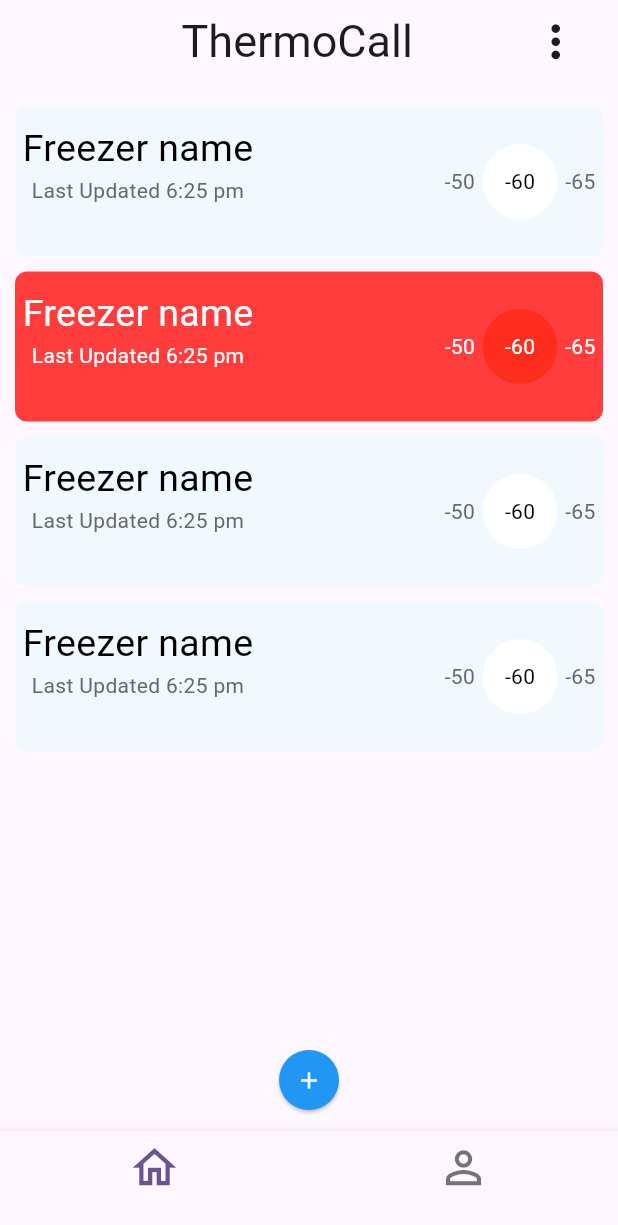
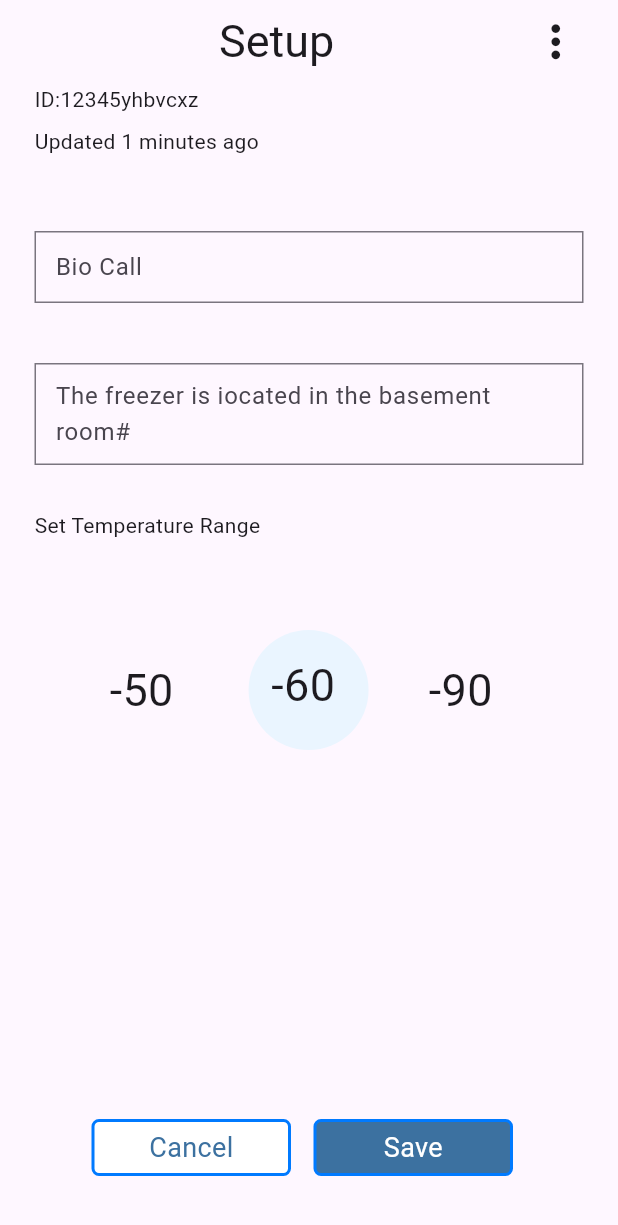
Before and after one commit to maniUZqqz/Thermocall, a Flutter app: the screen it shows after launch, on a phone screen of 412 x 824 dp. Shown: the top 1225 px of the screen. Run offline on Flutter 3.47's test engine with Material 3 defaults, Android fonts, the phone set to English and light mode, and no system bars; our stand-ins replace bloc, equatable, flutter_bloc, formz.

Commit message:
Add view_BlocProvider

```diff
--- /dev/null
+++ b/lib/home/view/add_device.dart
@@ -0,0 +1,192 @@
+import 'dart:ui';
+
+import 'package:flutter/cupertino.dart';
+import 'package:flutter/material.dart';
+import 'package:flutter/widgets.dart';
+import 'package:thermocall/login/view/button.dart';
+
+import 'buttom_add_device.dart';
+import 'more_vert.dart';
+
+class AddDevice extends StatefulWidget {
+
+  @override
+  State<AddDevice> createState() => _AddDeviceState();
+}
+
+class _AddDeviceState extends State<AddDevice> {
+  @override
+  Widget build(BuildContext context) {
+    return Device(
+        id: "12345yhbvcxz",
+        dataUpdated: "Updated 1 minutes ago",
+        minTemperature: "-50",
+        maxTemperature: "-90",
+        temperature: "-60",
+
+    );
+  }
+}
+
+class Device extends StatefulWidget {
+
+  String id ;
+  String dataUpdated ;
+  String temperature ;
+  String minTemperature ;
+  String maxTemperature ;
+
+
+
+  Device({
+    required this.id,
+    required this.dataUpdated,
+    required this.temperature,
+    required this.minTemperature ,
+    required this.maxTemperature ,
+  });
+
+  @override
+  State<Device> createState() => _DeviceState();
+}
+
+class _DeviceState extends State<Device> {
+  @override
+  Widget build(BuildContext context) {
+    return Scaffold(
+      appBar: AppBar(
+          title: Row(
+            children: [
+              Padding(
+                padding: EdgeInsets.only(
+                    left: 130
+                ),
+                child: Text(
+                  "Setup",
+                  style: TextStyle(fontSize: 30),
+                ),
+              ),
+              Spacer(),
+              IconButton(
+                  onPressed: () {
+                    MoreVert();
+                  },
+                  icon: Icon(
+                    Icons.more_vert,
+                    size: 35,
+                  )
+              )
+            ],
+          )
+      ),
+      body: Container(
+        child: Column(
+          children: [
+            Row(
+              children: [
+                Text('ID:'),
+                Text(widget.id)
+              ],
+            ),
+            Padding(
+                child:Text(widget.dataUpdated) ,
+                padding: EdgeInsets.only(right: 195,top: 8,bottom: 50)
+            ),
+            TextField(
+              decoration: InputDecoration(
+                contentPadding: EdgeInsets.all(10),
+                hintText:  "Bio Call",
+                border: OutlineInputBorder(
+                  borderRadius: BorderRadius.circular(0),
+                ),
+              ),
+            ),
+            Padding(
+                child: TextField(
+                  maxLines: null,
+                  decoration: InputDecoration(
+                    contentPadding: EdgeInsets.all(10),
+                    hintText:  "The freezer is iocated in the basement room#",
+                    border: OutlineInputBorder(
+                      borderRadius: BorderRadius.circular(0),
+                    ),
+                  ),
+                ),
+                padding: EdgeInsets.only(top: 40,bottom: 30)
+            ),
+            Text(
+                'Set Temperature Range'
+            ),
+            Padding(
+                child: Row(
+                  children: [
+                    Text(
+                        widget.minTemperature,
+                        style: TextStyle(
+                          fontSize: 30
+                        ),
+                    ),
+                    Padding(
+                    child:Container(
+                      child:  Text(
+                        widget.temperature,
+                        style: TextStyle(
+                            fontSize: 30
+                        ),
+                      ),
+                      width: 80,
+                      height: 80,
+                      padding: EdgeInsets.only(left: 15,top: 15),
+                      decoration: BoxDecoration(
+                          shape: BoxShape.circle,
+                          color: Color(0xffEAF5FF)
+                      ),
+                    ) ,
+                    padding:EdgeInsets.only(right: 40,left: 50),
+                  ),
+                    Text(
+                        widget.maxTemperature,
+                        style: TextStyle(
+                          fontSize: 30
+                      ),
+                    )
+                  ],
+                ),
+                padding: EdgeInsets.only(top: 60,left: 50)
+            ),
+            const Spacer(),
+            Row(
+              children: [
+                Padding(
+                    child: InkWell(
+                      child: ButtomAdd(
+                        textColor: Color(0xff3C71A0),
+                        buttonColor: Colors.white,
+                        textInButton: "Cancel",
+                      ),
+                      onTap: (){},
+                    ),
+                    padding: EdgeInsets.only(right: 15,left: 38)
+                ),
+                InkWell(
+                  child: ButtomAdd(
+                    textColor: Colors.white,
+                    buttonColor: Color(0xff3C71A0),
+                    textInButton: "Save",
+                  ),
+                  onTap: (){},
+                )
+              ],
+            )
+          ],
+          crossAxisAlignment: CrossAxisAlignment.start,
+        ),
+        padding: EdgeInsets.only(
+          left: 23,
+          right: 23,
+          bottom: 40
+        ),
+      ),
+    );
+  }
+}
--- /dev/null
+++ b/lib/home/view/buttom_add_device.dart
@@ -0,0 +1,47 @@
+import 'package:flutter/cupertino.dart';
+
+
+class ButtomAdd extends StatefulWidget {
+
+
+  String textInButton ;
+  Color buttonColor ;
+  Color  textColor ;
+
+  ButtomAdd({
+    super.key,
+    required this.textInButton,
+    required this.textColor,
+    required this.buttonColor,
+  });
+
+  @override
+  State<ButtomAdd> createState() => _ButtomAddState();
+}
+
+class _ButtomAddState extends State<ButtomAdd> {
+  @override
+  Widget build(BuildContext context) {
+    return Container(
+      child: Center(
+        child: Text(
+          widget.textInButton,
+          style: TextStyle(
+              color: widget.textColor,
+              fontSize: 18
+          ),
+        ),
+      ),
+      decoration: BoxDecoration(
+          color: widget.buttonColor,
+          borderRadius: BorderRadius.circular(5),
+          border: Border.all(
+              color: CupertinoColors.activeBlue,
+              width: 2
+          )
+      ),
+      height: 38,
+      width: 133,
+    );
+  }
+}
--- a/lib/home/view/home.dart
+++ b/lib/home/view/home.dart
@@ -1,48 +1,19 @@
 import 'package:flutter/cupertino.dart';
-import 'package:flutter/material.dart';
-import 'package:flutter/widgets.dart';
-import 'package:thermocall/home/view/more_vert.dart';
+
 import 'add_item.dart';
 import 'freezer.dart';
 
-class HomeApp extends StatefulWidget {
-  const HomeApp({super.key});
-  @override
-  State<HomeApp> createState() => _HomeAppState();
-}
-class _HomeAppState extends State<HomeApp> {
-
-  int _currentIndex = 0 ;
+class Home extends StatefulWidget {
+  const Home({super.key});
 
   @override
+  State<Home> createState() => _HomeState();
+}
+
+class _HomeState extends State<Home> {
+  @override
   Widget build(BuildContext context) {
-    return Scaffold(
-      appBar: AppBar(
-        title: Row(
-          children: [
-            Padding(
-              padding: EdgeInsets.only(
-                  left: 105
-              ),
-              child: Text(
-                  "ThermoCall",
-                  style: TextStyle(fontSize: 30),
-              ),
-            ),
-            Spacer(),
-            IconButton(
-                onPressed: () {
-                  MoreVert();
-                },
-                icon: Icon(
-              Icons.more_vert,
-              size: 35,
-            )
-            )
-          ],
-        )
-      ),
-      body:Container(
+    return Container(
       //  child: SingleChildScrollView()
       child: Column(
         children: [
@@ -83,26 +54,6 @@ class _HomeAppState extends State<HomeApp> {
         ],
       ),
       padding: EdgeInsets.all(10),
-      ),
-       bottomNavigationBar: BottomNavigationBar(
-         currentIndex: _currentIndex,
-         iconSize: 35,
-         items: [
-           BottomNavigationBarItem(
-             icon: Icon(Icons.home_outlined),
-             label: ""
-           ),
-           BottomNavigationBarItem(
-             icon: Icon(Icons.person_outline),
-             label: ""
-           )
-         ],
-         onTap: (index) {
-           setState(() {
-             _currentIndex = index;
-           });
-         },
-       )
     );
   }
 }
--- /dev/null
+++ b/lib/home/view/home_app.dart
@@ -0,0 +1,77 @@
+import 'package:flutter/cupertino.dart';
+import 'package:flutter/material.dart';
+import 'package:flutter/widgets.dart';
+import 'package:thermocall/home/view/more_vert.dart';
+import 'package:thermocall/home/view/profile.dart';
+import 'add_item.dart';
+import 'freezer.dart';
+import 'home.dart';
+
+class HomeApp extends StatefulWidget {
+  const HomeApp({super.key});
+  @override
+  State<HomeApp> createState() => _HomeAppState();
+}
+class _HomeAppState extends State<HomeApp> {
+
+  int _currentIndex = 0 ;
+
+  var homeList = [
+    Home(),
+    Profile()
+  ];
+
+  @override
+  Widget build(BuildContext context) {
+    return Scaffold(
+      appBar: AppBar(
+        title: Row(
+          children: [
+            Padding(
+              padding: EdgeInsets.only(
+                  left: 105
+              ),
+              child: Text(
+                  "ThermoCall",
+                  style: TextStyle(fontSize: 30),
+              ),
+            ),
+            Spacer(),
+            IconButton(
+                onPressed: () {
+                  MoreVert();
+                },
+                icon: Icon(
+              Icons.more_vert,
+              size: 35,
+            )
+            )
+          ],
+        )
+      ),
+      body: homeList[
+        _currentIndex
+      ] ,
+      // body: _currentIndex == 0 ? Home() : Profile(),
+       bottomNavigationBar: BottomNavigationBar(
+         currentIndex: _currentIndex,
+         iconSize: 35,
+         items: [
+           BottomNavigationBarItem(
+             icon: Icon(Icons.home_outlined),
+             label: ""
+           ),
+           BottomNavigationBarItem(
+             icon: Icon(Icons.person_outline),
+             label: ""
+           )
+         ],
+         onTap: (index) {
+           setState(() {
+             _currentIndex = index;
+           });
+         },
+       )
+    );
+  }
+}
--- a/lib/main.dart
+++ b/lib/main.dart
@@ -1,12 +1,14 @@
 import 'package:flutter/material.dart';
 import 'package:flutter_bloc/flutter_bloc.dart';
-import 'package:thermocall/home/view/home.dart';
+import 'package:thermocall/home/view/add_device.dart';
+import 'package:thermocall/home/view/home_app.dart';
 import 'package:thermocall/login/bloc/login_bloc.dart';
-import 'package:thermocall/login/view/login.dart';
 
-void main() {
-  runApp(const MyApp());
-}
+// void main() {
+//   runApp(const MyApp());
+// }
+void main() => runApp(const MyApp());
+
 
 class MyApp extends StatelessWidget {
   const MyApp({super.key});
@@ -24,7 +26,7 @@ class MyApp extends StatelessWidget {
         create: (context){
           return LoginBloc();
         },
-        child: HomeApp(),
+        child: AddDevice(),
       ),
       debugShowCheckedModeBanner: false,
     );
```
Lines whose indentation alone changed are shown as unchanged.
